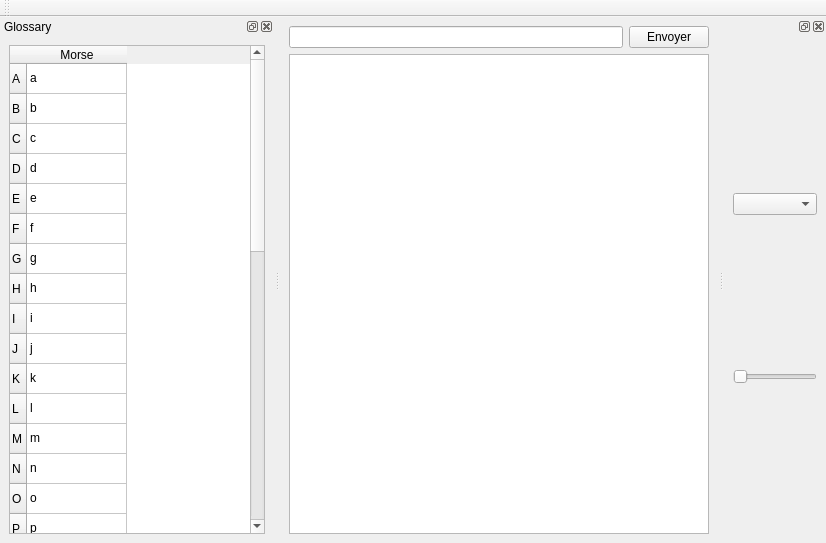
Qt form mainwindow.ui (Artemia76/EasyMorse) before a commit.
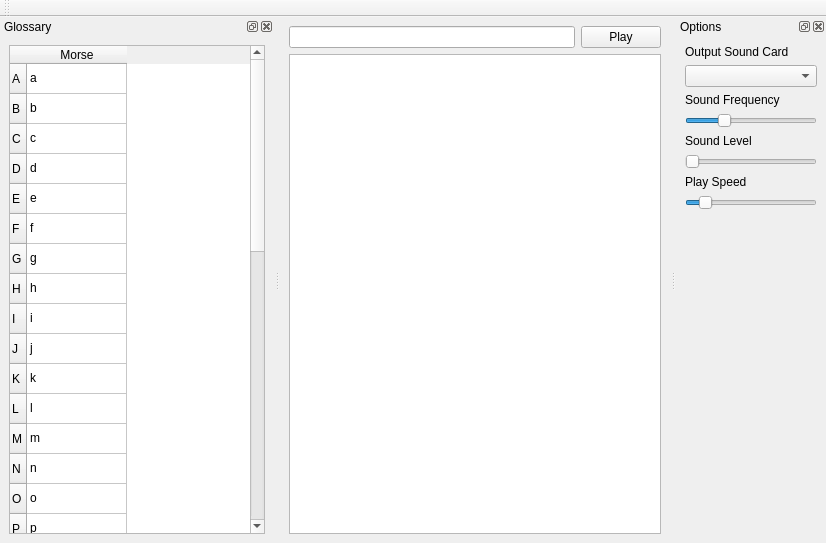
The same form after that commit. Icons and pictures are not drawn.

What changed in the file:
```diff
--- a/mainwindow.ui
+++ b/mainwindow.ui
@@ -41,8 +41,14 @@
       </item>
       <item>
        <widget class="QPushButton" name="m_pbSend">
+        <property name="maximumSize">
+         <size>
+          <width>16777212</width>
+          <height>16777213</height>
+         </size>
+        </property>
         <property name="text">
-         <string>Envoyer</string>
+         <string>Play</string>
         </property>
        </widget>
       </item>
@@ -465,14 +471,75 @@
    </widget>
   </widget>
   <widget class="QDockWidget" name="dockWidget">
+   <property name="minimumSize">
+    <size>
+     <width>150</width>
+     <height>258</height>
+    </size>
+   </property>
+   <property name="windowTitle">
+    <string>Options</string>
+   </property>
    <attribute name="dockWidgetArea">
     <number>2</number>
    </attribute>
    <widget class="QWidget" name="dockWidgetContents">
     <layout class="QVBoxLayout" name="verticalLayout_3">
+     <item>
+      <widget class="QLabel" name="label_2">
+       <property name="maximumSize">
+        <size>
+         <width>16777215</width>
+         <height>20</height>
+        </size>
+       </property>
+       <property name="text">
+        <string>Output Sound Card</string>
+       </property>
+      </widget>
+     </item>
      <item>
       <widget class="QComboBox" name="m_deviceBox"/>
      </item>
+     <item>
+      <widget class="QLabel" name="label_4">
+       <property name="text">
+        <string>Sound Frequency</string>
+       </property>
+      </widget>
+     </item>
+     <item>
+      <widget class="QSlider" name="m_frequencySlider">
+       <property name="minimum">
+        <number>100</number>
+       </property>
+       <property name="maximum">
+        <number>3000</number>
+       </property>
+       <property name="singleStep">
+        <number>100</number>
+       </property>
+       <property name="value">
+        <number>900</number>
+       </property>
+       <property name="orientation">
+        <enum>Qt::Horizontal</enum>
+       </property>
+      </widget>
+     </item>
+     <item>
+      <widget class="QLabel" name="label">
+       <property name="maximumSize">
+        <size>
+         <width>16777215</width>
+         <height>20</height>
+        </size>
+       </property>
+       <property name="text">
+        <string>Sound Level</string>
+       </property>
+      </widget>
+     </item>
      <item>
       <widget class="QSlider" name="m_volumeSlider">
        <property name="focusPolicy">
@@ -489,6 +556,51 @@
        </property>
       </widget>
      </item>
+     <item>
+      <widget class="QLabel" name="label_3">
+       <property name="maximumSize">
+        <size>
+         <width>16777215</width>
+         <height>20</height>
+        </size>
+       </property>
+       <property name="text">
+        <string>Play Speed</string>
+       </property>
+      </widget>
+     </item>
+     <item>
+      <widget class="QSlider" name="m_MorseSpeed">
+       <property name="minimum">
+        <number>50</number>
+       </property>
+       <property name="maximum">
+        <number>500</number>
+       </property>
+       <property name="singleStep">
+        <number>5</number>
+       </property>
+       <property name="sliderPosition">
+        <number>100</number>
+       </property>
+       <property name="orientation">
+        <enum>Qt::Horizontal</enum>
+       </property>
+      </widget>
+     </item>
+     <item>
+      <spacer name="verticalSpacer">
+       <property name="orientation">
+        <enum>Qt::Vertical</enum>
+       </property>
+       <property name="sizeHint" stdset="0">
+        <size>
+         <width>20</width>
+         <height>40</height>
+        </size>
+       </property>
+      </spacer>
+     </item>
     </layout>
    </widget>
   </widget>
```
